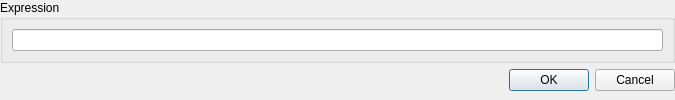
This is PyFANS/UI/UI_EditExpression.ui in zigorrom/PyFANS as Qt 5 draws it before an edit. The edited form follows.
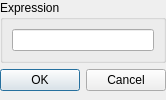
This is the edited form.

The edit to the form file:
```diff
--- a/PyFANS/UI/UI_EditExpression.ui
+++ b/PyFANS/UI/UI_EditExpression.ui
@@ -6,7 +6,7 @@
    <rect>
     <x>0</x>
     <y>0</y>
-    <width>675</width>
+    <width>156</width>
     <height>91</height>
    </rect>
   </property>
```
